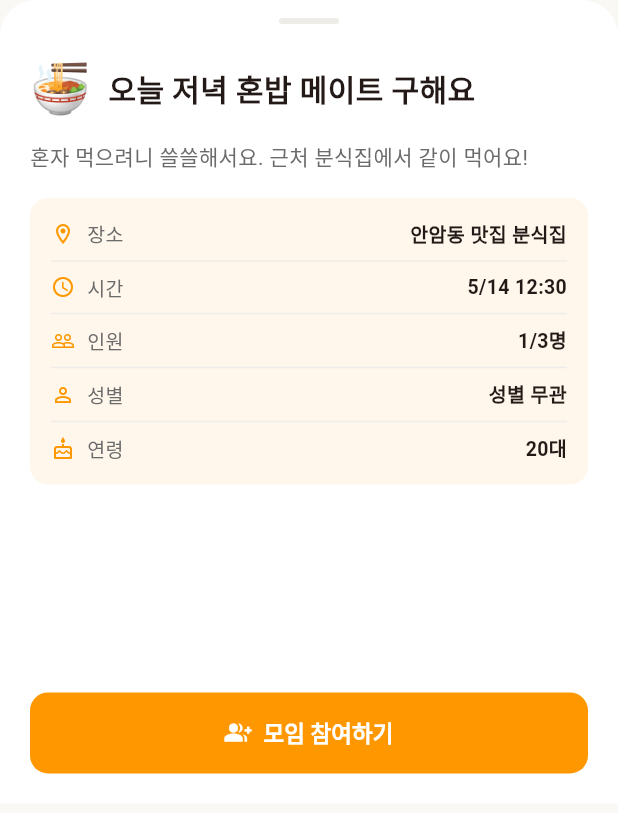
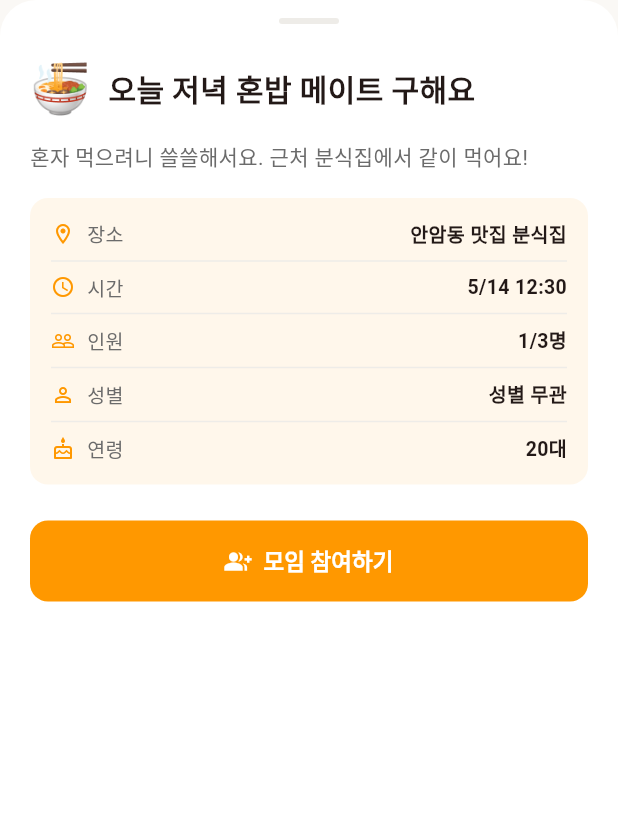
Before and after one commit to bomink1215/NEXT-CSR, a Flutter app: the _GatherDetail widget shown alone on an empty page, opened directly with sample values from the repository, on a phone screen of 412 x 824 dp. Shown: the top 813 px of the screen. Run offline on Flutter 3.47's test engine with Material 3 defaults, Android fonts, the light colour scheme and no system bars; our stand-ins replace cached_network_image, cloud_firestore, firebase_auth, firebase_core, firebase_storage, image_picker; accounts and stored records are empty.

Commit message:
fix: 모임 상세 팝업 overflow 수정

```diff
--- a/lib/screens/gather_screen.dart
+++ b/lib/screens/gather_screen.dart
@@ -693,7 +693,7 @@
         '${post.meetTime.month}/${post.meetTime.day} ${post.meetTime.hour}:${post.meetTime.minute.toString().padLeft(2, '0')}';
 
     return Container(
-      height: MediaQuery.of(context).size.height * 0.65,
+      height: MediaQuery.of(context).size.height * 0.75,
       decoration: const BoxDecoration(
         color: AppColors.surface,
         borderRadius: BorderRadius.vertical(top: Radius.circular(24)),
@@ -708,7 +708,7 @@
                   color: AppColors.divider,
                   borderRadius: BorderRadius.circular(2))),
           Expanded(
-            child: Padding(
+            child: SingleChildScrollView(
               padding: const EdgeInsets.all(20),
               child: Column(
                 crossAxisAlignment: CrossAxisAlignment.start,
@@ -755,7 +755,7 @@
                       ],
                     ),
                   ),
-                  const Spacer(),
+                  const SizedBox(height: 24),
                   Builder(builder: (ctx) {
                     final store = UserStoreProvider.of(ctx);
                     final isAuthor =
@@ -810,6 +810,7 @@
                       ),
                     );
                   }),
+                  const SizedBox(height: 8),
                 ],
               ),
             ),
```
